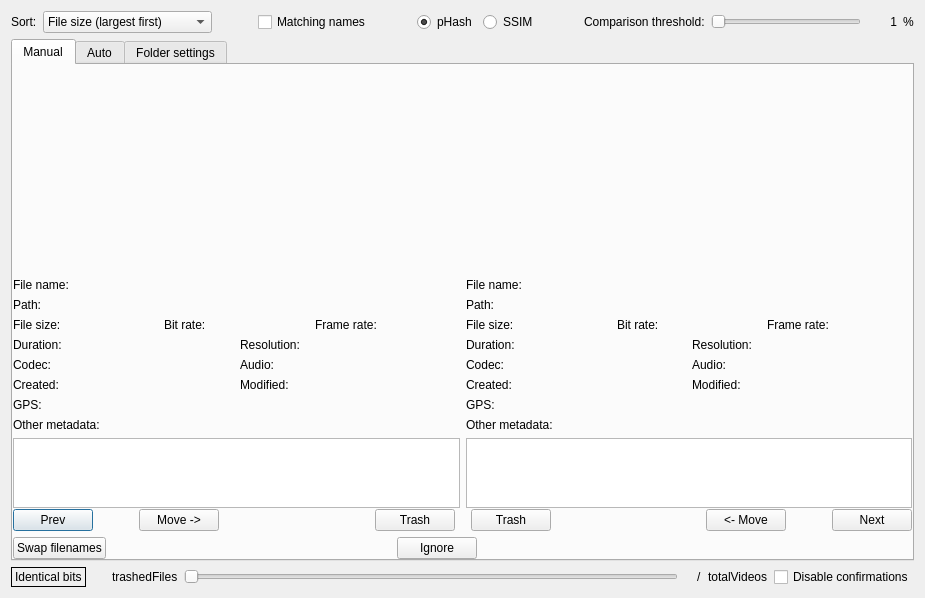
Qt form QtProject/app/comparison/comparison.ui (theophanemayaud/video-simili-duplicate-cleaner) before a commit.
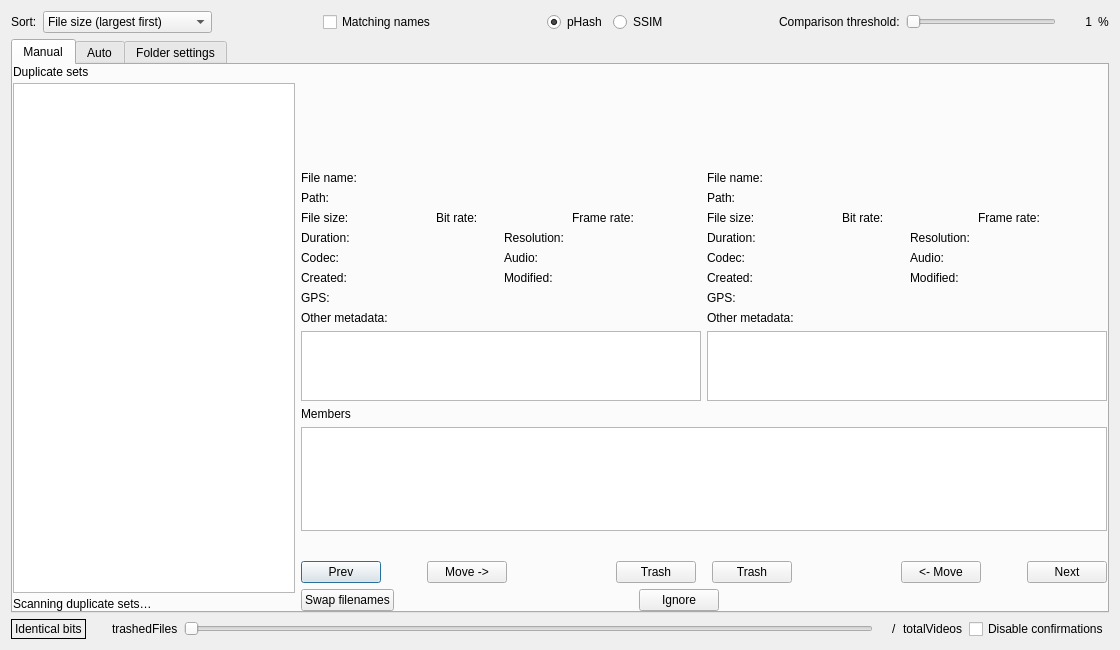
The same form after that commit. Custom widgets are drawn as their Qt base class.

Commit message: feat(comparison): browse duplicate sets

The edit to the form file:
```diff
--- a/QtProject/app/comparison/comparison.ui
+++ b/QtProject/app/comparison/comparison.ui
@@ -10,6 +10,12 @@
     <height>598</height>
    </rect>
   </property>
+  <property name="minimumSize">
+   <size>
+    <width>1120</width>
+    <height>650</height>
+   </size>
+  </property>
   <property name="windowTitle">
    <string>Similiar and duplicate video finder</string>
   </property>
@@ -212,6 +218,49 @@
        <property name="bottomMargin">
         <number>0</number>
        </property>
+       <item>
+        <layout class="QVBoxLayout" name="duplicateSetsLayout">
+         <property name="spacing">
+          <number>4</number>
+         </property>
+         <item>
+          <widget class="QLabel" name="duplicateSetsTitle">
+           <property name="text">
+            <string>Duplicate sets</string>
+           </property>
+          </widget>
+         </item>
+         <item>
+          <widget class="QListWidget" name="duplicateSets">
+           <property name="minimumSize">
+            <size>
+             <width>210</width>
+             <height>0</height>
+            </size>
+           </property>
+           <property name="alternatingRowColors">
+            <bool>true</bool>
+           </property>
+           <property name="iconSize">
+            <size>
+             <width>96</width>
+             <height>68</height>
+            </size>
+           </property>
+          </widget>
+         </item>
+         <item>
+          <widget class="QLabel" name="duplicateSetsStatus">
+           <property name="wordWrap">
+            <bool>true</bool>
+           </property>
+           <property name="text">
+            <string>Scanning duplicate sets…</string>
+           </property>
+          </widget>
+         </item>
+        </layout>
+       </item>
        <item>
         <layout class="QVBoxLayout" name="verticalLayout_2">
          <item>
@@ -1150,6 +1199,55 @@
               </layout>
              </item>
             </layout>
+           </item>
+         </layout>
+         </item>
+         <item>
+          <layout class="QVBoxLayout" name="duplicateSetMembersLayout">
+           <property name="spacing">
+            <number>2</number>
+           </property>
+           <item>
+            <widget class="QLabel" name="duplicateSetMembersTitle">
+             <property name="text">
+              <string>Members</string>
+             </property>
+            </widget>
+           </item>
+           <item>
+            <widget class="QListWidget" name="duplicateSetMembers">
+             <property name="flow">
+              <enum>QListView::Flow::LeftToRight</enum>
+             </property>
+             <property name="wrapping">
+              <bool>false</bool>
+             </property>
+             <property name="resizeMode">
+              <enum>QListView::ResizeMode::Adjust</enum>
+             </property>
+             <property name="viewMode">
+              <enum>QListView::ViewMode::IconMode</enum>
+             </property>
+             <property name="iconSize">
+              <size>
+               <width>76</width>
+               <height>54</height>
+              </size>
+             </property>
+             <property name="maximumSize">
+              <size>
+               <width>16777215</width>
+               <height>104</height>
+              </size>
+             </property>
+            </widget>
+           </item>
+           <item>
+            <widget class="QLabel" name="duplicateSetEvidence">
+             <property name="text">
+              <string/>
+             </property>
+            </widget>
            </item>
           </layout>
          </item>
```
The commit also changes 10 other files.
